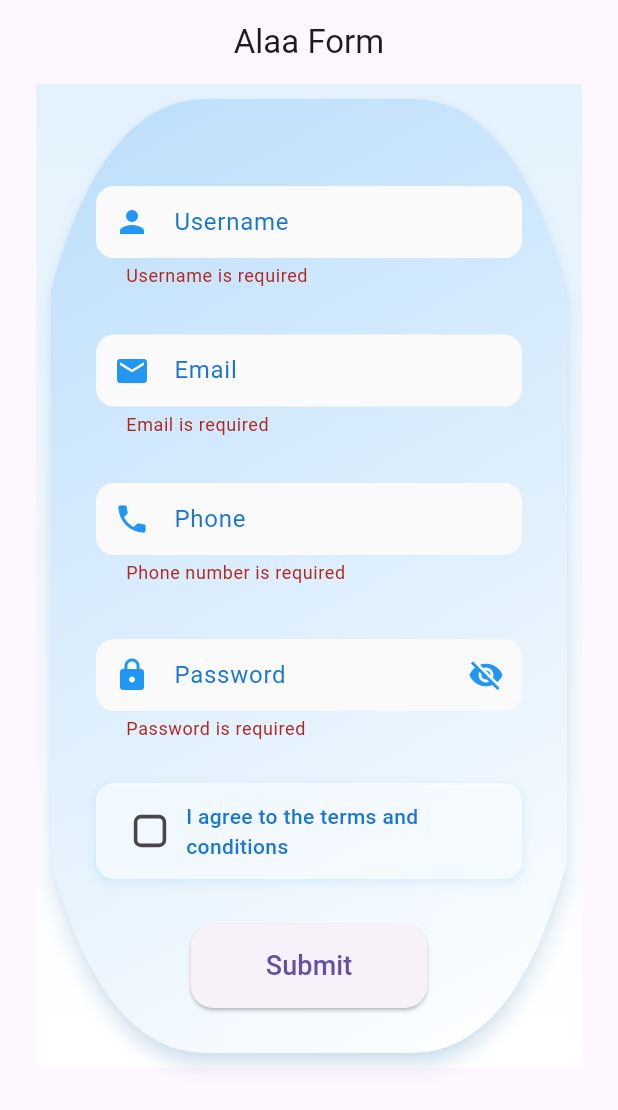
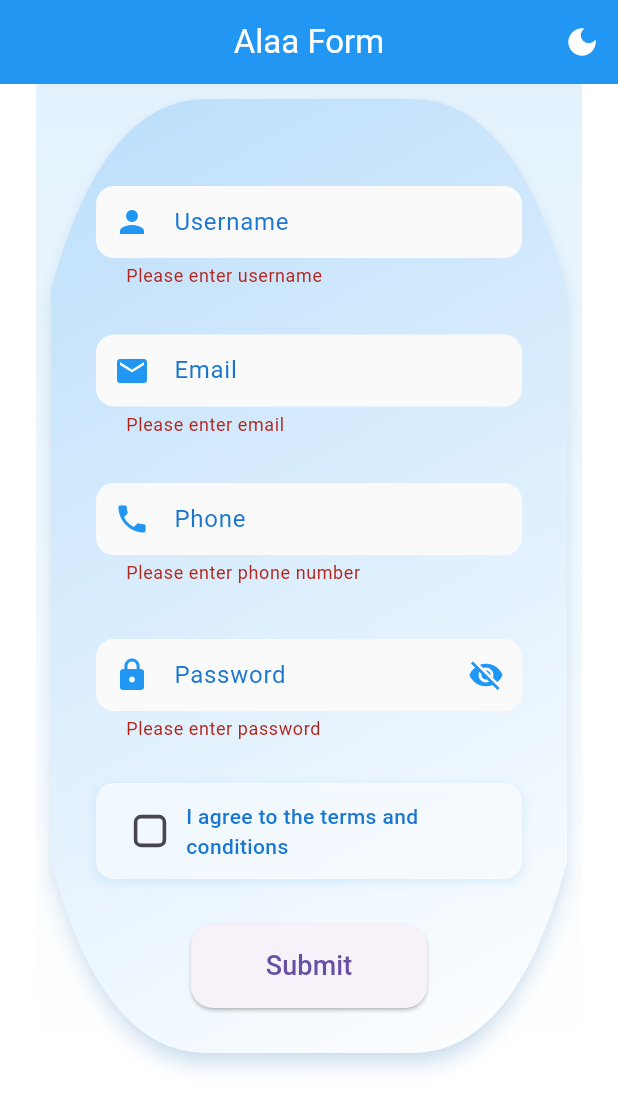
Before and after one commit to alaaalhakimi/flutter_alaa, a Flutter app: the screen it shows after launch, after a tap on "Submit", on a phone screen of 412 x 824 dp. Shown: the top 1110 px of the screen. Run offline on Flutter 3.47's test engine with Material 3 defaults, Android fonts, the phone set to English and light mode, and no system bars; our stand-ins replace get; Roboto replaces fonts that are missing (Arial).

Commit message:
night and day mode

```diff
--- /dev/null
+++ b/lib/controllers/theme_controller.dart
@@ -0,0 +1,14 @@
+import 'package:flutter/material.dart';
+import 'package:get/get.dart';
+
+class ThemeController extends GetxController {
+  static ThemeController get to => Get.find();
+
+  final isDarkMode = false.obs;
+
+  void toggleTheme() {
+    isDarkMode.toggle();
+    Get.changeThemeMode(isDarkMode.value ? ThemeMode.dark : ThemeMode.light);
+    update();
+  }
+}
--- a/lib/main.dart
+++ b/lib/main.dart
@@ -1,22 +1,28 @@
 import 'package:flutter/material.dart';
-import 'models/Alaa_form_data.dart';
+import 'package:get/get.dart';
+import 'models/alaa_form_data.dart';
 import 'validators/Alaa_form_validator.dart';
 import 'widgets/Alaa_custom_text_field.dart';
 import 'widgets/Alaa_custom_container_painter.dart';
+import 'controllers/theme_controller.dart';
+import 'theme/app_theme.dart';
 
-void main() {
-  runApp(MyApp());
+void main() async {
+  WidgetsFlutterBinding.ensureInitialized();
+  Get.put(ThemeController());
+  runApp(const MyApp());
 }
 
 class MyApp extends StatelessWidget {
+  const MyApp({Key? key}) : super(key: key);
+
   @override
   Widget build(BuildContext context) {
-    return MaterialApp(
+    return GetMaterialApp(
       debugShowCheckedModeBanner: false,
-      theme: ThemeData(
-        primarySwatch: Colors.blue,
-        fontFamily: 'Arial',
-      ),
+      theme: AppTheme.light,
+      darkTheme: AppTheme.dark,
+      themeMode: Get.isDarkMode ? ThemeMode.dark : ThemeMode.light,
       home: AlaaForm(),
     );
   }
@@ -29,7 +35,7 @@ class AlaaForm extends StatefulWidget {
 
 class _AlaaFormState extends State<AlaaForm> {
   final _alaaFormKey = GlobalKey<FormState>();
-  final _alaaData = FormData();
+  final _alaaData = AlaaFormData();
   bool _isPasswordVisible = false;
   bool _agreedToTerms = false;
 
@@ -39,6 +45,16 @@ class _AlaaFormState extends State<AlaaForm> {
       appBar: AppBar(
         title: Text('Alaa Form'),
         centerTitle: true,
+        actions: [
+          IconButton(
+            icon: Obx(() => Icon(
+              ThemeController.to.isDarkMode.value
+                  ? Icons.light_mode
+                  : Icons.dark_mode,
+            )),
+            onPressed: ThemeController.to.toggleTheme,
+          ),
+        ],
       ),
       body: Container(
         width: double.infinity,
@@ -50,14 +66,17 @@ class _AlaaFormState extends State<AlaaForm> {
           gradient: LinearGradient(
             begin: Alignment.topCenter,
             end: Alignment.bottomCenter,
-            colors: [Colors.blue.shade50, Colors.white],
+            colors: ThemeController.to.isDarkMode.value
+                ? [Colors.grey[900]!, Colors.black]
+                : [Colors.blue.shade50, Colors.white],
           ),
         ),
         child: Directionality(
           textDirection: TextDirection.ltr,
           child: SingleChildScrollView(
             padding: const EdgeInsets.all(10.0),
-            child: CustomPaint(
+            child: GetBuilder<ThemeController>(
+              builder: (controller) => CustomPaint(
                 painter: CustomContainerPainter(),
                 child: Padding(
                   padding: EdgeInsets.fromLTRB(30.0, 40.0, 30.0, 30.0),
@@ -70,7 +89,7 @@ class _AlaaFormState extends State<AlaaForm> {
                         _buildFormField(
                           label: 'Username',
                           icon: Icons.person,
-                        validator: FormValidator.validateUsername,
+                          validator: AlaaFormValidator.validateUsername,
                           onSaved: (value) => _alaaData.username = value,
                           textDirection: TextDirection.ltr,
                         ),
@@ -78,7 +97,7 @@ class _AlaaFormState extends State<AlaaForm> {
                         _buildFormField(
                           label: 'Email',
                           icon: Icons.email,
-                        validator: FormValidator.validateEmail,
+                          validator: AlaaFormValidator.validateEmail,
                           onSaved: (value) => _alaaData.email = value,
                           keyboardType: TextInputType.emailAddress,
                           textDirection: TextDirection.ltr,
@@ -87,7 +106,7 @@ class _AlaaFormState extends State<AlaaForm> {
                         _buildFormField(
                           label: 'Phone',
                           icon: Icons.phone,
-                        validator: FormValidator.validatePhone,
+                          validator: AlaaFormValidator.validatePhone,
                           onSaved: (value) => _alaaData.phone = value,
                           keyboardType: TextInputType.phone,
                           textDirection: TextDirection.ltr,
@@ -96,7 +115,7 @@ class _AlaaFormState extends State<AlaaForm> {
                         _buildFormField(
                           label: 'Password',
                           icon: Icons.lock,
-                        validator: FormValidator.validatePassword,
+                          validator: AlaaFormValidator.validatePassword,
                           onSaved: (value) => _alaaData.password = value,
                           isPassword: true,
                           passwordVisible: _isPasswordVisible,
@@ -106,11 +125,15 @@ class _AlaaFormState extends State<AlaaForm> {
                         SizedBox(height: 20),
                         Container(
                           decoration: BoxDecoration(
-                          color: Colors.white.withOpacity(0.7),
+                            color: ThemeController.to.isDarkMode.value
+                                ? Colors.grey[850]!.withOpacity(0.7)
+                                : Colors.white.withOpacity(0.7),
                             borderRadius: BorderRadius.circular(12),
                             boxShadow: [
                               BoxShadow(
-                              color: Colors.blue.withOpacity(0.1),
+                                color: Get.isDarkMode
+                                    ? Colors.black.withOpacity(0.3)
+                                    : Colors.blue.withOpacity(0.1),
                                 spreadRadius: 1,
                                 blurRadius: 4,
                                 offset: Offset(0, 2),
@@ -151,6 +174,7 @@ class _AlaaFormState extends State<AlaaForm> {
                         SizedBox(height: 30),
                         _buildSubmitButton(),
                       ],
+                    ),
                   ),
                 ),
               ),
@@ -206,6 +230,16 @@ class _AlaaFormState extends State<AlaaForm> {
 
   void _submitForm() {
     if (_alaaFormKey.currentState!.validate()) {
+      if (!_agreedToTerms) {
+        ScaffoldMessenger.of(context).showSnackBar(
+          SnackBar(
+            content: Text('You must agree to the terms and conditions'),
+            backgroundColor: Colors.red,
+            behavior: SnackBarBehavior.floating,
+          ),
+        );
+        return;
+      }
       _alaaFormKey.currentState!.save();
       ScaffoldMessenger.of(context).showSnackBar(
         SnackBar(
--- a/lib/models/Alaa_form_data.dart
+++ b/lib/models/Alaa_form_data.dart
@@ -1,17 +1,12 @@
-class FormData {
+class AlaaFormData {
   String? username;
   String? email;
   String? phone;
   String? password;
 
-  FormData({
-    this.username,
-    this.email,
-    this.phone,
-    this.password,
-  });
+  AlaaFormData({this.username, this.email, this.phone, this.password});
 
-  Map<String, String?> toMap() {
+  Map<String, dynamic> toMap() {
     return {
       'username': username,
       'email': email,
@@ -19,4 +14,13 @@ class FormData {
       'password': password,
     };
   }
+
+  factory AlaaFormData.fromMap(Map<String, dynamic> map) {
+    return AlaaFormData(
+      username: map['username'],
+      email: map['email'],
+      phone: map['phone'],
+      password: map['password'],
+    );
+  }
 }
--- /dev/null
+++ b/lib/theme/app_colors.dart
@@ -0,0 +1,11 @@
+import 'package:flutter/material.dart';
+
+abstract class AppColors {
+  static const Color primaryLight = Colors.blue;
+  static const Color backgroundLight = Colors.white;
+  static const Color textLight = Colors.black87;
+
+  static const Color primaryDark = Colors.black;
+  static final Color backgroundDark = Colors.black;
+  static const Color textDark = Colors.white;
+}
--- /dev/null
+++ b/lib/theme/app_theme.dart
@@ -0,0 +1,38 @@
+import 'package:flutter/material.dart';
+import 'app_colors.dart';
+
+class AppTheme {
+  static final ThemeData light = ThemeData(
+    brightness: Brightness.light,
+    primarySwatch: Colors.blue,
+    scaffoldBackgroundColor: AppColors.backgroundLight,
+    appBarTheme: const AppBarTheme(
+      backgroundColor: AppColors.primaryLight,
+      foregroundColor: Colors.white,
+      elevation: 0,
+    ),
+    textTheme: const TextTheme(
+      bodyMedium: TextStyle(color: AppColors.textLight),
+      titleMedium: TextStyle(color: AppColors.textLight),
+    ),
+    cardColor: AppColors.backgroundLight,
+    iconTheme: const IconThemeData(color: AppColors.primaryLight),
+  );
+
+  static final ThemeData dark = ThemeData(
+    brightness: Brightness.dark,
+    primarySwatch: Colors.blue,
+    scaffoldBackgroundColor: Colors.black,
+    appBarTheme: const AppBarTheme(
+      backgroundColor: Colors.black,
+      foregroundColor: Colors.white,
+      elevation: 0,
+    ),
+    textTheme: const TextTheme(
+      bodyMedium: TextStyle(color: AppColors.textDark),
+      titleMedium: TextStyle(color: AppColors.textDark),
+    ),
+    cardColor: Colors.black,
+    iconTheme: const IconThemeData(color: Colors.white),
+  );
+}
--- a/lib/validators/Alaa_form_validator.dart
+++ b/lib/validators/Alaa_form_validator.dart
@@ -1,17 +1,16 @@
-class FormValidator {
+class AlaaFormValidator {
   static String? validateUsername(String? value) {
     if (value == null || value.isEmpty) {
-      return 'Username is required';
-    } else if (RegExp(r'[0-9]').hasMatch(value)) {
-      return 'Username cannot contain numbers';
+      return 'Please enter username';
     }
     return null;
   }
 
   static String? validateEmail(String? value) {
     if (value == null || value.isEmpty) {
-      return 'Email is required';
-    } else if (!RegExp(r'^[a-zA-Z0-9._%+-]+@[a-zA-Z0-9.-]+\.[a-zA-Z]{2,}$').hasMatch(value)) {
+      return 'Please enter email';
+    }
+    if (!RegExp(r'^[\w-\.]+@([\w-]+\.)+[\w-]{2,4}$').hasMatch(value)) {
       return 'Please enter a valid email';
     }
     return null;
@@ -19,18 +18,20 @@ class FormValidator {
 
   static String? validatePhone(String? value) {
     if (value == null || value.isEmpty) {
-      return 'Phone number is required';
-    } else if (!RegExp(r'^\d{9}$').hasMatch(value)) {
-      return 'Phone number must be exactly 9 digits';
+      return 'Please enter phone number';
+    }
+    if (!RegExp(r'^\d{10}$').hasMatch(value)) {
+      return 'Please enter a valid 10-digit phone number';
     }
     return null;
   }
 
   static String? validatePassword(String? value) {
     if (value == null || value.isEmpty) {
-      return 'Password is required';
-    } else if (!RegExp(r'^\d{6,}$').hasMatch(value)) {
-      return 'Password must contain only numbers and be at least 6 digits';
+      return 'Please enter password';
+    }
+    if (value.length < 6) {
+      return 'Password must be at least 6 characters';
     }
     return null;
   }
--- a/lib/widgets/Alaa_custom_container_painter.dart
+++ b/lib/widgets/Alaa_custom_container_painter.dart
@@ -1,19 +1,27 @@
 import 'package:flutter/material.dart';
+import 'package:get/get.dart';
 
 class CustomContainerPainter extends CustomPainter {
   @override
   void paint(Canvas canvas, Size size) {
+    // إعداد التدرج اللوني
     final paint = Paint()
       ..shader = LinearGradient(
         begin: Alignment.topLeft,
         end: Alignment.bottomRight,
-        colors: [
-          Colors.blue.shade100,
-          Colors.white,
-        ],
+        colors: Get.isDarkMode
+            ? [
+                Colors.black,
+                Colors.black87,
+              ]
+            : [
+                Colors.blue.shade100,
+                Colors.white,
+              ],
       ).createShader(Rect.fromLTWH(0, 0, size.width, size.height))
       ..style = PaintingStyle.fill;
 
+    // رسم المسار الأساسي (الحدود الملتوية)
     final path = Path()
       ..moveTo(0, size.height * 0.2)
       ..quadraticBezierTo(
@@ -45,14 +53,22 @@ class CustomContainerPainter extends CustomPainter {
       )
       ..close();
 
-    // Draw shadow
-    canvas.drawShadow(path, Colors.blue.withOpacity(0.3), 5, true);
-    // Draw main shape
+    // رسم الظل
+    canvas.drawShadow(
+      path,
+      Get.isDarkMode ? Colors.black : Colors.blue.withOpacity(0.3),
+      5,
+      true,
+    );
+
+    // رسم الشكل الرئيسي
     canvas.drawPath(path, paint);
 
-    // Add decorative line
+    // إعداد الرسم الزخرفي (الخط المزين)
     final decorPaint = Paint()
-      ..color = Colors.blue.withOpacity(0.2)
+      ..color = Get.isDarkMode
+          ? Colors.grey[800]!.withOpacity(0.3)  // تأثير خفيف للظل في الوضع المظلم
+          : Colors.blue.withOpacity(0.2)  // تأثير خفيف للظل في الوضع الفاتح
       ..style = PaintingStyle.stroke
       ..strokeWidth = 2;
 
@@ -65,6 +81,7 @@ class CustomContainerPainter extends CustomPainter {
         size.height * 0.1,
       );
 
+    // رسم الخط الزخرفي
     canvas.drawPath(decorPath, decorPaint);
   }
 
--- a/lib/widgets/Alaa_custom_text_field.dart
+++ b/lib/widgets/Alaa_custom_text_field.dart
@@ -10,6 +10,8 @@ class CustomTextField extends StatelessWidget {
   final VoidCallback? onTogglePassword;
   final bool passwordVisible;
   final TextDirection textDirection;
+  final TextInputAction? textInputAction;
+  final bool autofocus;
 
   const CustomTextField({
     Key? key,
@@ -22,6 +24,8 @@ class CustomTextField extends StatelessWidget {
     this.onTogglePassword,
     this.passwordVisible = false,
     this.textDirection = TextDirection.ltr,
+    this.textInputAction,
+    this.autofocus = false,
   }) : super(key: key);
 
   @override
@@ -54,6 +58,8 @@ class CustomTextField extends StatelessWidget {
       keyboardType: keyboardType,
       validator: validator,
       onSaved: onSaved,
+      textInputAction: textInputAction,
+      autofocus: autofocus,
     );
   }
 }
--- a/pubspec.yaml
+++ b/pubspec.yaml
@@ -4,16 +4,17 @@ publish_to: 'none'
 version: 0.1.0
 
 environment:
-  sdk: ^3.5.4
+  sdk: '>=3.0.0 <4.0.0'
 
 dependencies:
   flutter:
     sdk: flutter
+  get: ^4.6.6
 
 dev_dependencies:
   flutter_test:
     sdk: flutter
-  flutter_lints: ^4.0.0
+  flutter_lints: ^2.0.0
 
 flutter:
   uses-material-design: true
```
Also changed, not shown: pubspec.lock, 9 other files. Lines whose indentation alone changed are shown as unchanged.
